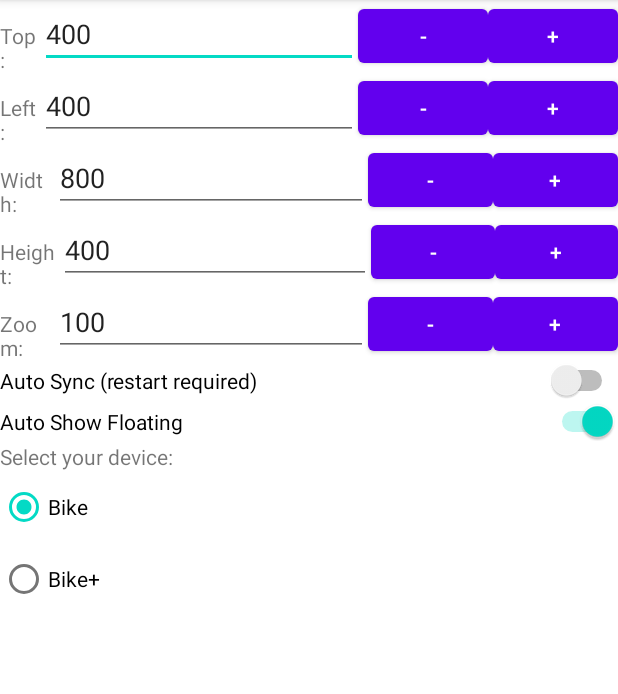
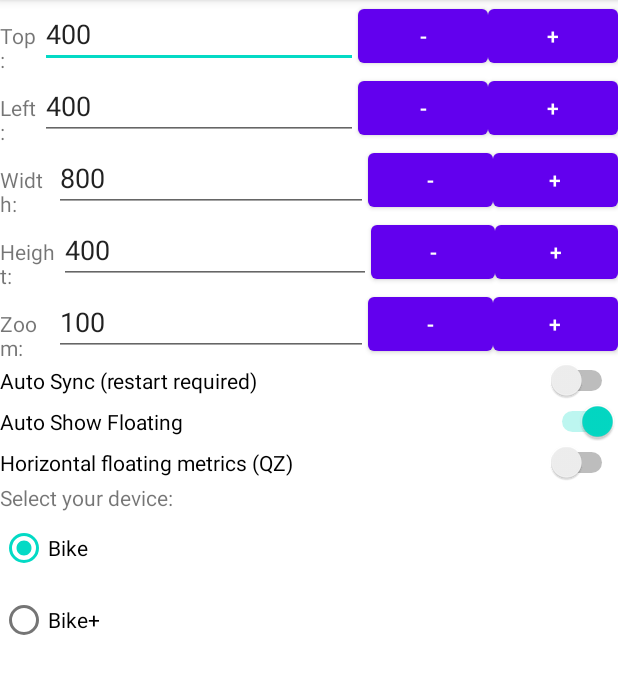
Before and after one commit to cagnulein/QZCompanionOCR, an Android app: the screen it shows after launch (MainActivity), on a phone screen of 412 x 824 dp, the part 84-778 px from its top. Run offline under Robolectric (Android 15) with nearby library versions, the phone set to English and light mode, and no system bars; 4 statements that could not run were skipped.

Commit message:
Prepare Companion horizontal beta: activity_main.xml

```diff
--- a/app/src/main/res/layout/activity_main.xml
+++ b/app/src/main/res/layout/activity_main.xml
@@ -226,6 +226,20 @@
                     android:text="Auto Show Floating" />
             </LinearLayout>
 
+            <LinearLayout
+                android:layout_width="match_parent"
+                android:layout_height="wrap_content"
+                android:orientation="horizontal">
+
+                <Switch
+                    android:id="@+id/horizontalfloating"
+                    android:layout_width="wrap_content"
+                    android:layout_height="wrap_content"
+                    android:layout_weight="1"
+                    android:text="Horizontal floating metrics (QZ)"
+                    android:contentDescription="Use a horizontal QZ metrics bar instead of the vertical floating window" />
+            </LinearLayout>
+
         </LinearLayout>
 
         <ScrollView
```
